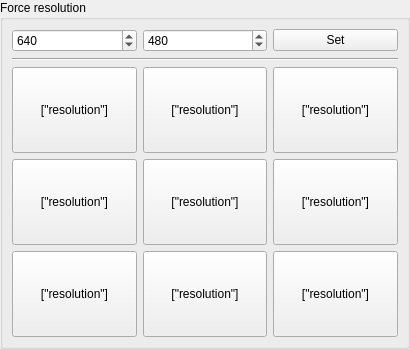
Before: the Qt Designer form src/display/qt/windows/ControlPanel/Capture/InputResolution.ui in mrehkopf/vcs, drawn with Qt 5.
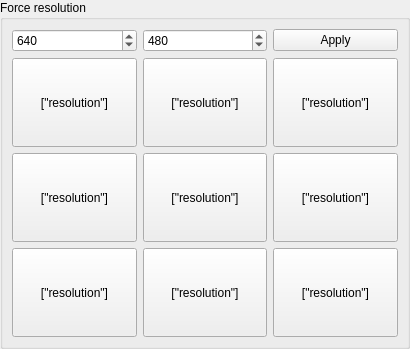
After: the same form once the commit is applied.

Commit message: ui: Tweak styling here and there

The edit to the form file:
```diff
--- a/src/display/qt/windows/ControlPanel/Capture/InputResolution.ui
+++ b/src/display/qt/windows/ControlPanel/Capture/InputResolution.ui
@@ -69,19 +69,12 @@
         <item>
          <widget class="QPushButton" name="pushButton_applyCustomResolution">
           <property name="text">
-           <string>Set</string>
+           <string>Apply</string>
           </property>
          </widget>
         </item>
        </layout>
       </item>
-      <item>
-       <widget class="Line" name="line">
-        <property name="orientation">
-         <enum>Qt::Horizontal</enum>
-        </property>
-       </widget>
-      </item>
       <item>
        <widget class="QFrame" name="frame_inputForceButtons">
         <property name="sizePolicy">
```
The commit also changes 1 other file.
